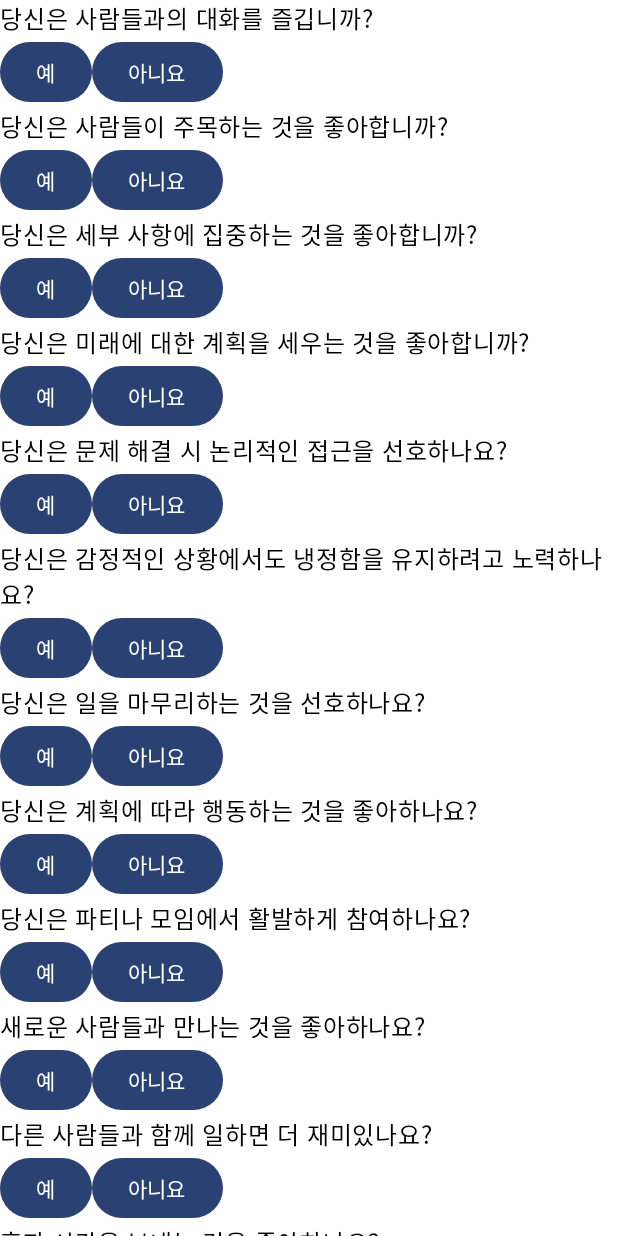
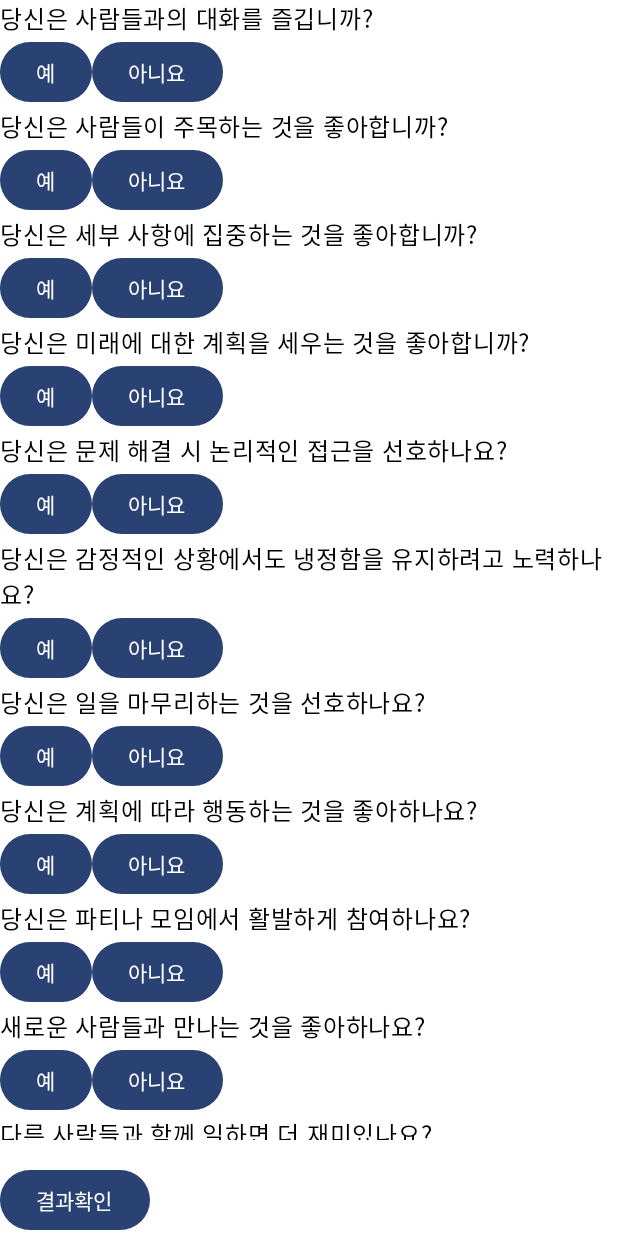
Before and after one commit to 94KMG/EpApp, an Android app built with Jetpack Compose: the @Preview function MainPreview, on a phone screen of 412 x 824 dp. Run offline under Robolectric (Android 15) with nearby library versions, the phone set to English and light mode, and no system bars.

```diff
--- a/app/src/main/AndroidManifest.xml
+++ b/app/src/main/AndroidManifest.xml
@@ -1,7 +1,9 @@
 <?xml version="1.0" encoding="utf-8"?>
 <manifest xmlns:android="http://schemas.android.com/apk/res/android"
-    xmlns:tools="http://schemas.android.com/tools">
-
+    xmlns:tools="http://schemas.android.com/tools"
+    package="com.example.epapp">
+    <!-- 인터넷 권한 추가 -->
+    <uses-permission android:name="android.permission.INTERNET"/>
     <application
         android:allowBackup="true"
         android:dataExtractionRules="@xml/data_extraction_rules"
--- a/app/src/main/java/com/example/epapp/MainActivity.kt
+++ b/app/src/main/java/com/example/epapp/MainActivity.kt
@@ -5,15 +5,20 @@ import androidx.activity.ComponentActivity
 import androidx.activity.compose.setContent
 import androidx.compose.foundation.layout.Column
 import androidx.compose.foundation.layout.Row
+import androidx.compose.foundation.layout.Spacer
+import androidx.compose.foundation.layout.fillMaxSize
+import androidx.compose.foundation.layout.height
 import androidx.compose.foundation.lazy.LazyColumn
 import androidx.compose.foundation.lazy.items
 import androidx.compose.material3.Button
 import androidx.compose.material3.Text
 import androidx.compose.runtime.Composable
+import androidx.compose.ui.Modifier
 import androidx.compose.ui.tooling.preview.Preview
 import com.example.epapp.ui.theme.EpAppTheme
 // stinrgs.xml import
 import androidx.compose.ui.res.stringResource
+import androidx.compose.ui.unit.dp
 import androidx.navigation.NavController
 import androidx.navigation.NavType
 import androidx.navigation.compose.NavHost
@@ -21,14 +26,15 @@ import androidx.navigation.compose.composable
 import androidx.navigation.compose.rememberNavController
 import androidx.navigation.navArgument
 import com.google.gson.Gson
-
+import java.net.URLEncoder
+import java.nio.charset.StandardCharsets
 
 class MainActivity : ComponentActivity() {
     override fun onCreate(savedInstanceState: Bundle?) {
         super.onCreate(savedInstanceState)
         setContent {
             EpAppTheme {
-
+                MainScreen()
             }
         }
     }
@@ -91,8 +97,12 @@ fun QuestionScreen(navController: NavController, gson: Gson) {
     )
 
     // LazyColumn 사용
-    Column {
-        LazyColumn {
+    Column(
+        modifier = Modifier.fillMaxSize()
+    ){
+        LazyColumn(
+            modifier = Modifier.weight(1f)
+        ) {
 
             items(qeustionWithAnswers) { questionWithAnswer ->
                 Text(text = questionWithAnswer.question)
@@ -113,14 +123,16 @@ fun QuestionScreen(navController: NavController, gson: Gson) {
             }
 
         }
-
+        Spacer(modifier = Modifier.height(16.dp))
         Button(onClick = {
             // Navigation 데이터 list 형태
             val dataList = qeustionWithAnswers
             // list형태 String 형태로 변환
             val jsonData = gson.toJson(dataList)
+            // Json 문자열 내에 포함된 특수 문자로 JSON 형식이 깨짐(JsonSyntaxException) 보완 용도
+            val encodeedJsonData = URLEncoder.encode(jsonData, StandardCharsets.UTF_8.toString())
             // Navigation으로 전달
-            navController.navigate("result/$jsonData")
+            navController.navigate("result/$encodeedJsonData")
         }) {
             Text(text = "결과확인")
         }
```
Also changed, not shown: app/build.gradle.kts (+8 -0 lines).
